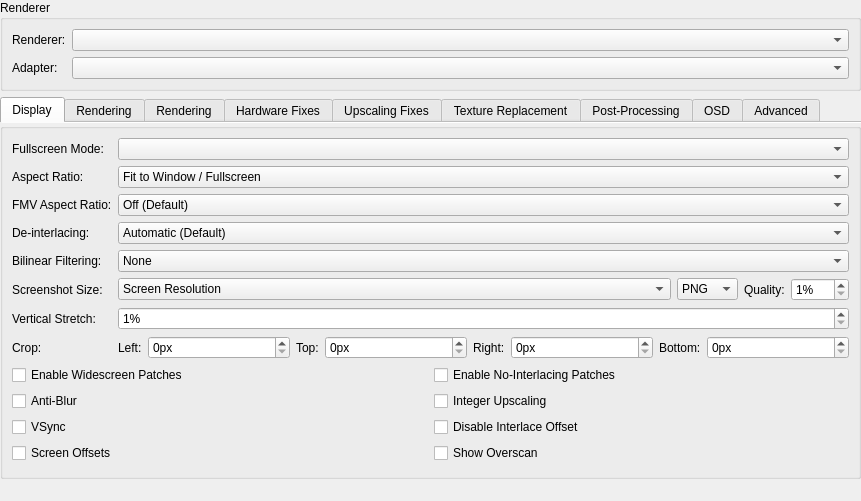
This is pcsx2-qt/Settings/GraphicsSettingsWidget.ui in PCSX2/pcsx2 as Qt 5 draws it before an edit. The edited form follows.
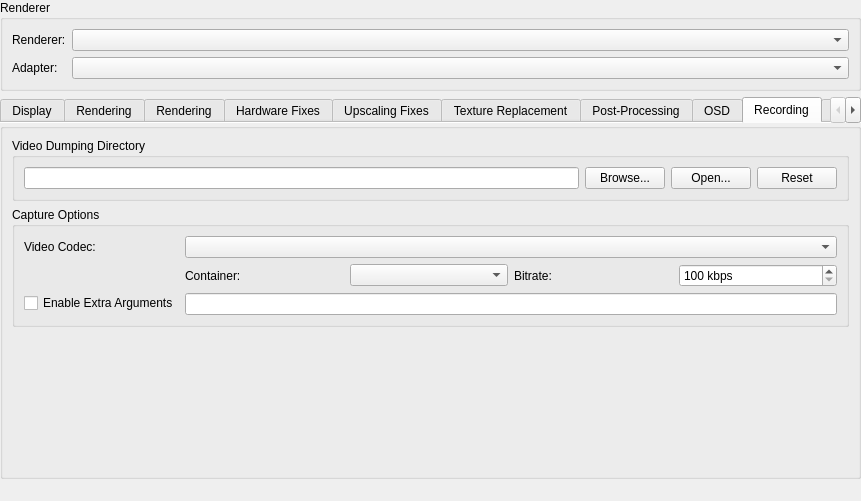
This is the edited form. The open tabs and pages were chosen to show the change.

Commit message: GS: Add video folder and support additional arguments for video dumping

The edit to the form file:
```diff
--- a/pcsx2-qt/Settings/GraphicsSettingsWidget.ui
+++ b/pcsx2-qt/Settings/GraphicsSettingsWidget.ui
@@ -1623,6 +1623,143 @@
        </item>
       </layout>
      </widget>
+     <widget class="QGroupBox" name="recordingTab">
+      <attribute name="title">
+       <string>Recording</string>
+      </attribute>
+      <layout class="QVBoxLayout" name="verticalLayout_6">
+       <item>
+        <widget class="QGroupBox" name="videoDumpDirectory">
+         <property name="title">
+          <string>Video Dumping Directory</string>
+         </property>
+         <layout class="QVBoxLayout" name="verticalLayout_7">
+          <item>
+           <layout class="QHBoxLayout" name="horizontalLayout_8">
+            <item>
+             <widget class="QLineEdit" name="videoDumpingDirectory">
+             </widget>
+            </item>
+            <item>
+             <widget class="QPushButton" name="videoDumpingDirectoryBrowse">
+              <property name="text">
+               <string>Browse...</string>
+              </property>
+             </widget>
+            </item>
+            <item>
+             <widget class="QPushButton" name="videoDumpingDirectoryOpen">
+              <property name="text">
+               <string>Open...</string>
+              </property>
+             </widget>
+            </item>
+            <item>
+             <widget class="QPushButton" name="videoDumpingDirectoryReset">
+              <property name="text">
+               <string>Reset</string>
+              </property>
+             </widget>
+            </item>
+           </layout>
+          </item>
+         </layout>
+        </widget>
+       </item>
+       <item>
+        <widget class="QGroupBox" name="videoCaptureOptions">
+         <property name="title">
+          <string>Capture Options</string>
+         </property>
+         <layout class="QFormLayout" name="videoCaptureFormLayout">
+          <item row="0" column="0">
+           <widget class="QLabel" name="videoCaptureCodecLabel">
+            <property name="text">
+             <string>Video Codec:</string>
+            </property>
+           </widget>
+          </item>
+          <item row="0" column="1">
+           <widget class="QComboBox" name="videoCaptureCodec"/>
+          </item>
+          <item row="1" column="0">
+           <spacer name="horizontalSpacer">
+            <property name="orientation">
+             <enum>Qt::Horizontal</enum>
+            </property>
+            <property name="sizeHint" stdset="0">
+             <size>
+              <width>40</width>
+              <height>20</height>
+             </size>
+            </property>
+           </spacer>
+          </item>
+          <item row="1" column="1">
+           <layout class="QHBoxLayout" name="horizontalLayout_9" stretch="0,0,0,0">
+            <item>
+             <widget class="QLabel" name="videoCaptureContainerLabel">
+              <property name="text">
+               <string>Container:</string>
+              </property>
+             </widget>
+            </item>
+            <item>
+             <widget class="QComboBox" name="videoCaptureContainer"/>
+            </item>
+            <item>
+             <widget class="QLabel" name="videoCaptureBitrateLabel">
+              <property name="text">
+               <string>Bitrate:</string>
+              </property>
+             </widget>
+            </item>
+            <item>
+             <widget class="QSpinBox" name="videoCaptureBitrate">
+              <property name="suffix">
+               <string> kbps</string>
+              </property>
+              <property name="minimum">
+               <number>100</number>
+              </property>
+              <property name="maximum">
+               <number>100000</number>
+              </property>
+              <property name="singleStep">
+               <number>100</number>
+              </property>
+             </widget>
+            </item>
+           </layout>
+          </item>
+          <item row="2" column="0">
+           <widget class="QCheckBox" name="enableVideoCaptureArguments">
+            <property name="text">
+             <string>Enable Extra Arguments</string>
+            </property>
+           </widget>
+          </item>
+          <item row="2" column="1">
+           <widget class="QLineEdit" name="videoCaptureArguments"/>
+          </item>
+         </layout>
+        </widget>
+       </item>
+       <item>
+        <spacer name="verticalSpacer_6">
+         <property name="orientation">
+          <enum>Qt::Vertical</enum>
+         </property>
+         <property name="sizeHint" stdset="0">
+          <size>
+           <width>20</width>
+           <height>40</height>
+          </size>
+         </property>
+        </spacer>
+       </item>
+      </layout>
+     </widget>
      <widget class="QGroupBox" name="advancedTab">
       <attribute name="title">
        <string>Advanced</string>
@@ -1716,46 +1853,6 @@
             </item>
            </layout>
           </item>
-          <item row="2" column="0">
-           <widget class="QLabel" name="label_45">
-            <property name="text">
-             <string>Video Capture Codec:</string>
-            </property>
-           </widget>
-          </item>
-          <item row="2" column="1">
-           <layout class="QHBoxLayout" name="horizontalLayout_5" stretch="1,0,0,0">
-            <item>
-             <widget class="QComboBox" name="videoCaptureCodec"/>
-            </item>
-            <item>
-             <widget class="QComboBox" name="videoCaptureContainer"/>
-            </item>
-            <item>
-             <widget class="QLabel" name="label_46">
-              <property name="text">
-               <string>Bitrate:</string>
-              </property>
-             </widget>
-            </item>
-            <item>
-             <widget class="QSpinBox" name="videoCaptureBitrate">
-              <property name="suffix">
-               <string> kbps</string>
-              </property>
-              <property name="minimum">
-               <number>100</number>
-              </property>
-              <property name="maximum">
-               <number>100000</number>
-              </property>
-              <property name="singleStep">
-               <number>100</number>
-              </property>
-             </widget>
-            </item>
-           </layout>
-          </item>
          </layout>
         </widget>
        </item>
```
The commit also changes 11 other files.
